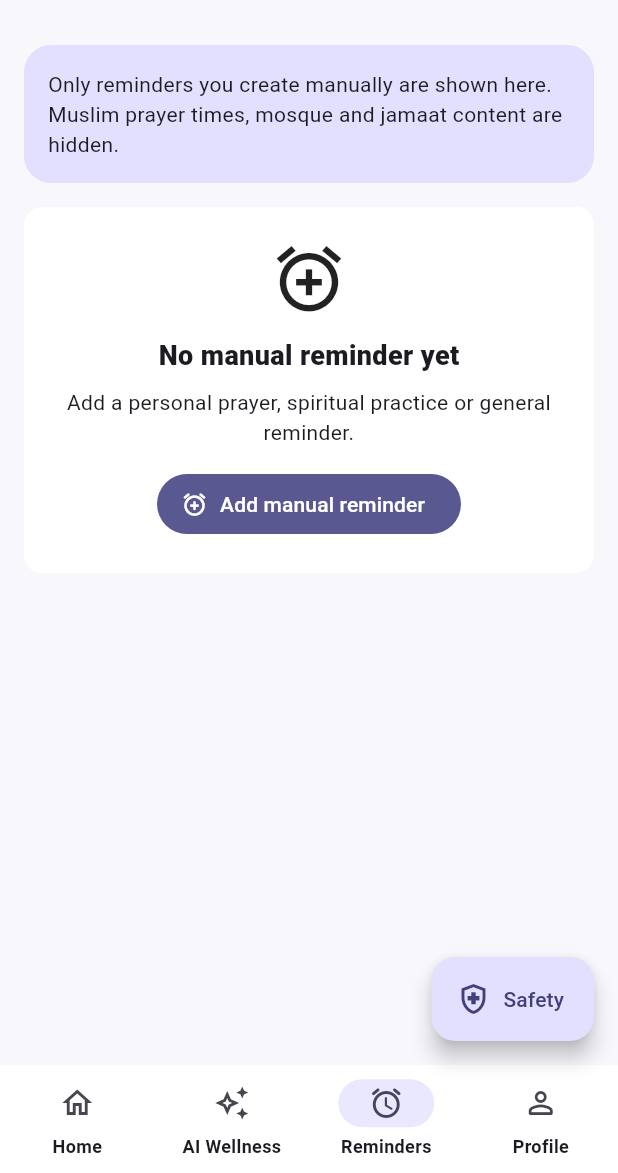
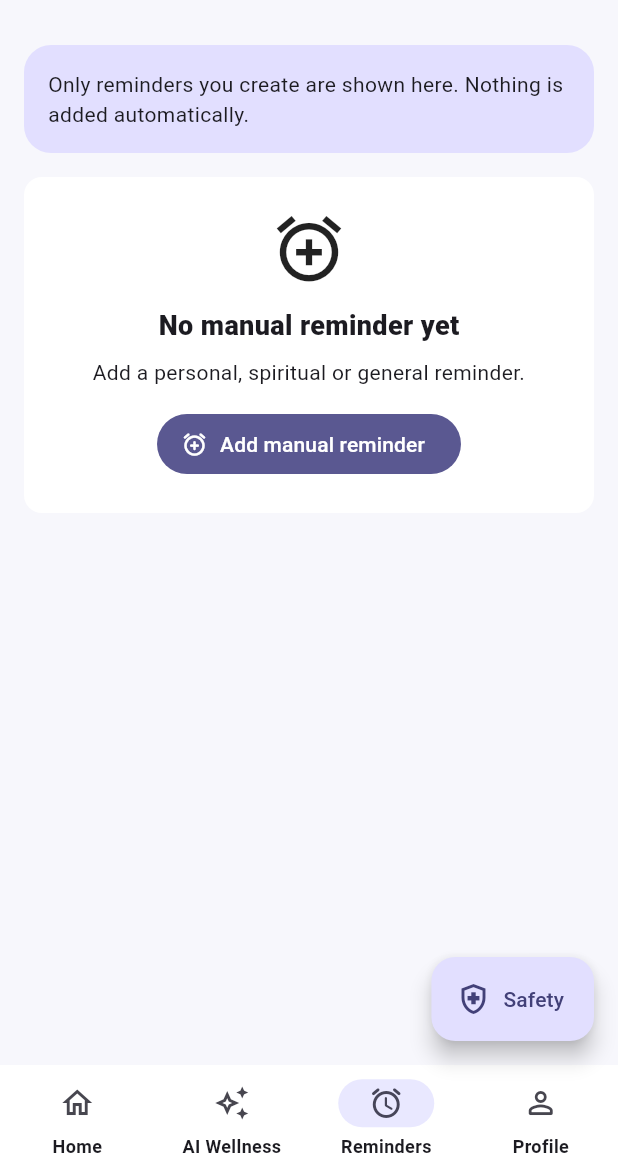
Before and after one commit to meherabjim/Mindpulse-Ai, a Flutter app: the MainDashboardScreen screen opened directly, item 3 of the bottom bar chosen, on a phone screen of 412 x 824 dp, the part 63-1236 px from its top. Run offline on Flutter 3.47's test engine with Material 3 defaults, Android fonts, the phone set to English and light mode, and no system bars; our stand-ins replace firebase_core, firebase_messaging, flutter_secure_storage, geolocator, shared_preferences, timezone; accounts and stored records are empty; network calls fail; project files that could hold a hidden picture were left out.

Commit message:
fix: keep manual faith reminders religion neutral

```diff
--- a/mobile_app/lib/features/religion/screens/manual_faith_reminder_screen.dart
+++ b/mobile_app/lib/features/religion/screens/manual_faith_reminder_screen.dart
@@ -235,8 +235,8 @@ class _ManualFaithReminderScreenState extends State<ManualFaithReminderScreen> {
                         if (!hiddenFaith) const SizedBox(height: 7),
                         Text(
                           _t(
-                            'Only reminders you create manually are shown here. Muslim prayer times, mosque and jamaat content are hidden.',
-                            'এখানে শুধু আপনার তৈরি ম্যানুয়াল রিমাইন্ডার দেখা যাবে। মুসলিম নামাজের সময়, মসজিদ ও জামাতের তথ্য লুকানো থাকবে।',
+                            'Only reminders you create are shown here. Nothing is added automatically.',
+                            'এখানে শুধু আপনার তৈরি রিমাইন্ডার দেখা যাবে। কোনো কনটেন্ট বা অ্যালার্ম নিজে থেকে যোগ হবে না।',
                           ),
                           style: const TextStyle(height: 1.4),
                         ),
@@ -292,8 +292,8 @@ class _ManualFaithReminderScreenState extends State<ManualFaithReminderScreen> {
                             const SizedBox(height: 8),
                             Text(
                               _t(
-                                'Add a personal prayer, spiritual practice or general reminder.',
-                                'নিজের প্রার্থনা, আধ্যাত্মিক চর্চা বা সাধারণ রিমাইন্ডার যোগ করুন।',
+                                'Add a personal, spiritual or general reminder.',
+                                'ব্যক্তিগত, আধ্যাত্মিক বা সাধারণ রিমাইন্ডার যোগ করুন।',
                               ),
                               textAlign: TextAlign.center,
                             ),
@@ -511,7 +511,7 @@ class _ReminderEditorState extends State<_ReminderEditor> {
               maxLength: 80,
               decoration: InputDecoration(
                 labelText: _t('Reminder name', 'রিমাইন্ডারের নাম'),
-                hintText: _t('Evening prayer', 'সন্ধ্যার প্রার্থনা'),
+                hintText: _t('Evening reflection', 'সন্ধ্যার ধ্যান বা ভাবনা'),
               ),
             ),
             const SizedBox(height: 8),
```
Also changed, not shown: mobile_app/lib/features/onboarding/screens/onboarding_screen.dart (+23 -13 lines), mobile_app/lib/features/religion/services/manual_faith_reminder_service.dart (+5 -5 lines), 1 other file.
